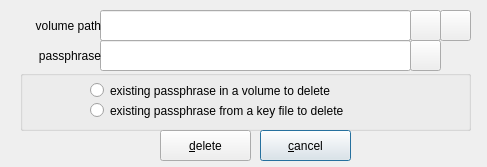
Before: the Qt Designer form zuluCrypt-gui/luksdeletekey.ui in mhogomchungu/zuluCrypt, drawn with Qt 5.
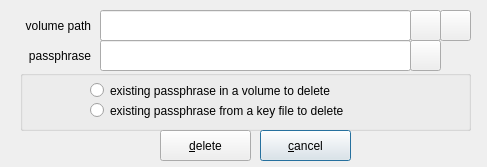
After: the same form once the commit is applied.

The edit to the form file:
```diff
--- a/zuluCrypt-gui/luksdeletekey.ui
+++ b/zuluCrypt-gui/luksdeletekey.ui
@@ -32,7 +32,7 @@
   <widget class="QLabel" name="labelPassphrase">
    <property name="geometry">
     <rect>
-     <x>20</x>
+     <x>10</x>
      <y>40</y>
      <width>81</width>
      <height>31</height>
@@ -151,10 +151,10 @@
   <widget class="QLabel" name="label">
    <property name="geometry">
     <rect>
-     <x>20</x>
-     <y>15</y>
+     <x>10</x>
+     <y>10</y>
      <width>81</width>
-     <height>21</height>
+     <height>31</height>
     </rect>
    </property>
    <property name="text">
```
